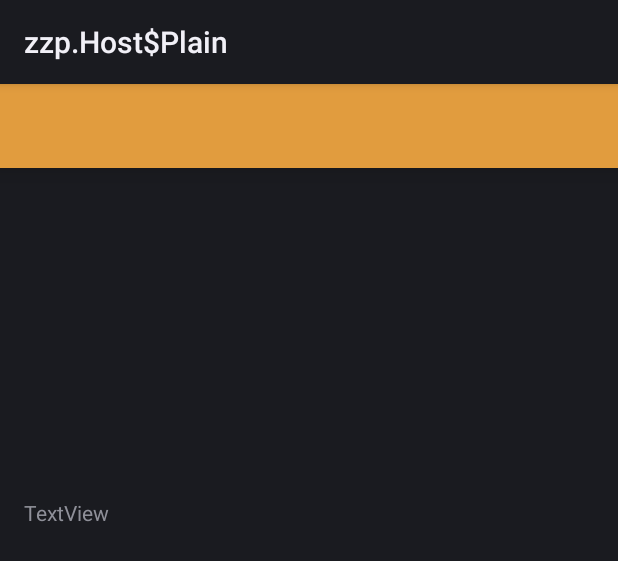
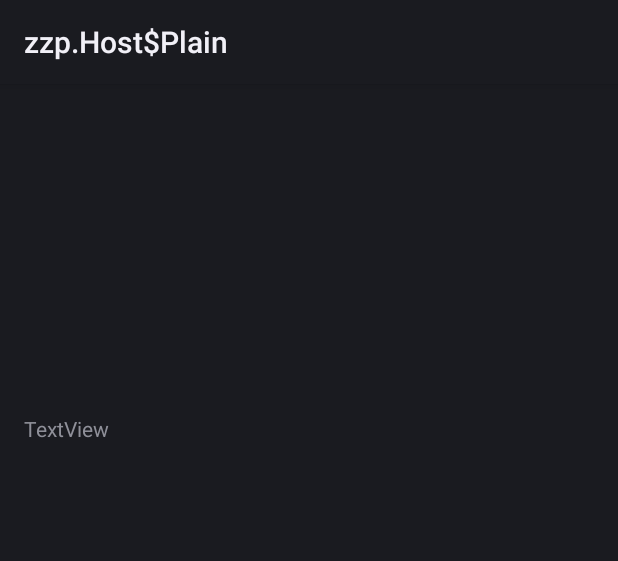
Before and after one commit to angelopolotto/OrderBreadAndroid, an Android app: the layout activity_bread_details.xml on its own in the app's theme, with its tools: preview values and no code run, on a phone screen of 412 x 824 dp. Shown: the top 561 px of the screen. Run offline under Robolectric (Android 15) with nearby library versions, the phone set to English and light mode, and no system bars.

Commit message:
toolbar, dialog and thread bug fixed

```diff
--- a/base/src/main/res/values/styles.xml
+++ b/base/src/main/res/values/styles.xml
@@ -2,8 +2,6 @@
 
     <!-- Base application theme. -->
     <style name="AppTheme" parent="android:Theme.Material.Light.DarkActionBar">
-        <item name="android:windowActionBar">false</item>
-        <item name="android:windowNoTitle">true</item>
         <item name="android:colorPrimary">@color/primaryColor</item>
         <item name="android:colorPrimaryDark">@color/primaryDarkColor</item>
         <item name="android:colorAccent">@color/accentColor</item>
--- a/feature/src/main/java/app/mobify/orderbread/feature/api/models/BreadItem.kt
+++ b/feature/src/main/java/app/mobify/orderbread/feature/api/models/BreadItem.kt
@@ -1,6 +1,8 @@
 package app.mobify.orderbread.feature.api.models
 
 import java.math.BigDecimal
+
+
 
 data class BreadItem(
     val allergic: String,
--- a/feature/src/main/res/layout/activity_bread_details.xml
+++ b/feature/src/main/res/layout/activity_bread_details.xml
@@ -6,21 +6,6 @@
         android:layout_width="match_parent"
         android:layout_height="match_parent"
         tools:context=".activities.breadDetails.BreadDetailsActivity">
-
-    <include
-            android:id="@+id/tbDefault"
-            layout="@layout/toolbar"/>
-
-    <android.support.constraint.ConstraintLayout
-            android:id="@+id/main_area"
-            android:layout_width="0dp"
-            android:layout_height="0dp"
-            app:layout_constraintTop_toBottomOf="@+id/tbDefault"
-            app:layout_constraintBottom_toBottomOf="parent"
-            app:layout_constraintLeft_toLeftOf="parent"
-            app:layout_constraintRight_toRightOf="parent"
-            app:layout_constraintHorizontal_bias="1.0"
-            app:layout_constraintVertical_bias="0.0">
 
     <android.support.constraint.Guideline
             android:layout_width="wrap_content"
@@ -53,6 +38,5 @@
             app:layout_constraintEnd_toStartOf="@+id/guideline2"
             android:layout_marginTop="20dp"
             app:layout_constraintTop_toBottomOf="@+id/viewPager"/>
-    </android.support.constraint.ConstraintLayout>
 
 </android.support.constraint.ConstraintLayout>
--- a/feature/src/main/res/layout/toolbar.xml
+++ /dev/null
@@ -1,33 +0,0 @@
-<?xml version="1.0" encoding="utf-8"?>
-<android.widget.Toolbar
-        xmlns:android="http://schemas.android.com/apk/res/android"
-        xmlns:tools="http://schemas.android.com/tools"
-        android:layout_width="match_parent"
-        android:layout_height="wrap_content"
-        android:theme="@style/AppTheme"
-        android:background="@color/primaryColor"
-        android:id="@+id/tbDefault">
-
-    <RelativeLayout
-            android:layout_width="match_parent"
-            android:layout_height="match_parent">
-
-        <ImageButton
-                android:id="@+id/ibBack"
-                android:src="@mipmap/baseline_arrow_back_white_48"
-                android:layout_centerVertical="true"
-                android:contentDescription="@string/toolbar_back_desc"
-                style="@style/ImageButton"
-                android:layout_alignParentStart="true"
-                android:visibility="gone"/>
-
-        <TextView
-                android:id="@+id/tvToolbarTitle"
-                android:layout_width="wrap_content"
-                android:layout_height="wrap_content"
-                style="@style/TextViewToolbar"
-                tools:text="Activity Title"
-                android:layout_centerInParent="true"/>
-    </RelativeLayout>
-
-</android.widget.Toolbar>
```
Also changed, not shown: feature/src/main/java/app/mobify/orderbread/feature/activities/base/BaseActivity.kt (+10 -1 lines), feature/src/main/java/app/mobify/orderbread/feature/activities/breadDetails/BreadDetailsActivity.kt (+9 -5 lines), feature/src/main/java/app/mobify/orderbread/feature/activities/breadList/BreadListActivity.kt (+7 -4 lines), feature/src/main/java/app/mobify/orderbread/feature/utils/repository/Repository.kt (+3 -5 lines), feature/src/main/java/app/mobify/orderbread/feature/utils/rxUtils/rxUtils.kt (added, +9 -0 lines), feature/src/main/res/layout/activity_bread_list.xml (+1 -16 lines). Lines whose indentation alone changed are shown as unchanged.
